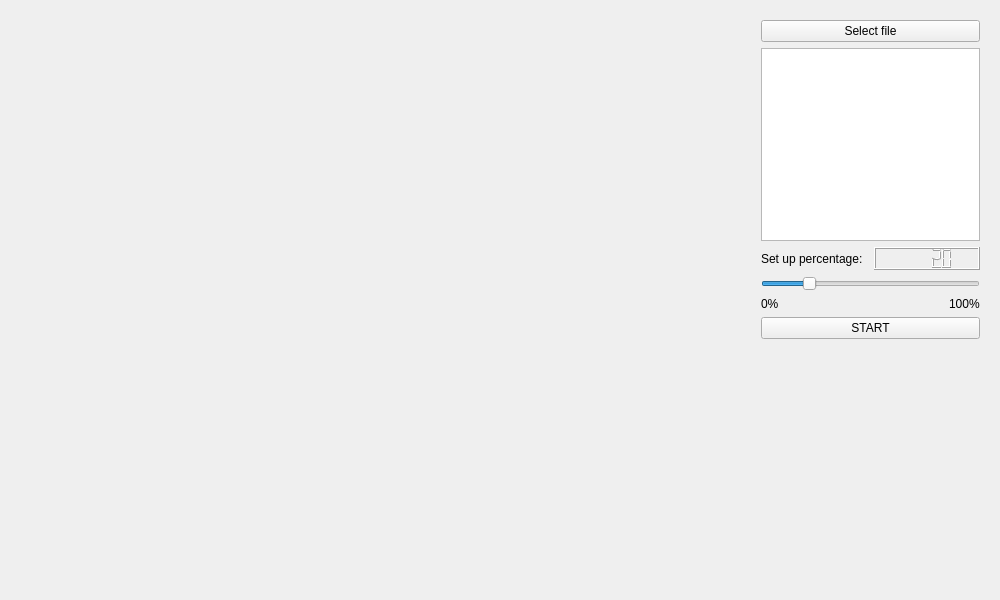
Before: the Qt Designer form qt/plagiarism/mainwindow.ui in hamza95525/plagiarismDetection, drawn with Qt 5.
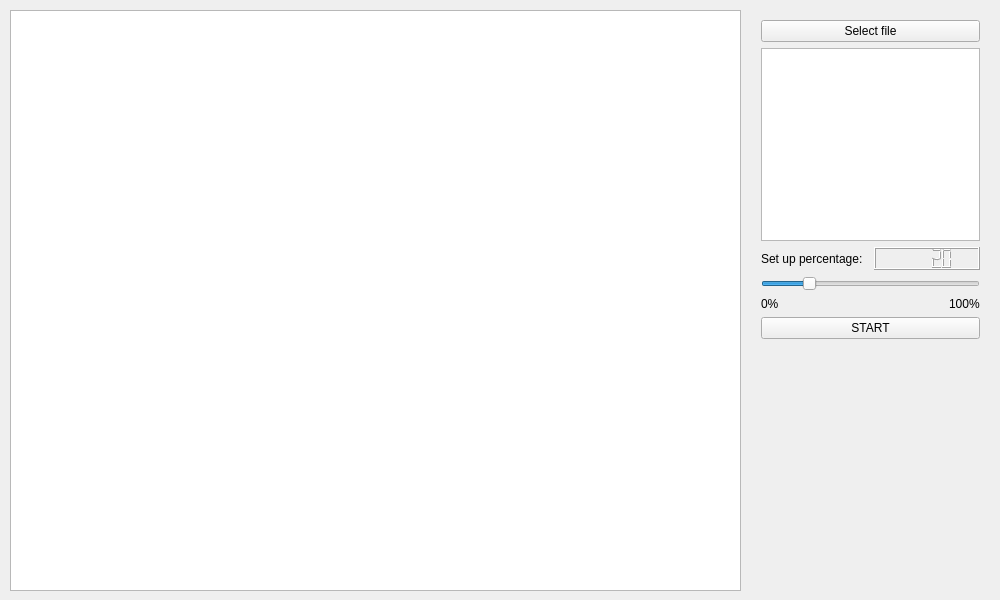
After: the same form once the commit is applied.

Commit message: Modifying ui by adding table widget

```diff
--- a/qt/plagiarism/mainwindow.ui
+++ b/qt/plagiarism/mainwindow.ui
@@ -14,17 +14,6 @@
    <string>Is it stolen?</string>
   </property>
   <widget class="QWidget" name="centralWidget">
-   <widget class="QWidget" name="gridLayoutWidget">
-    <property name="geometry">
-     <rect>
-      <x>9</x>
-      <y>9</y>
-      <width>731</width>
-      <height>581</height>
-     </rect>
-    </property>
-    <layout class="QGridLayout" name="gridLayout"/>
-   </widget>
    <widget class="QWidget" name="verticalLayoutWidget">
     <property name="geometry">
      <rect>
@@ -106,6 +95,16 @@
      </item>
     </layout>
    </widget>
+   <widget class="QTableWidget" name="tableWidget">
+    <property name="geometry">
+     <rect>
+      <x>10</x>
+      <y>10</y>
+      <width>731</width>
+      <height>581</height>
+     </rect>
+    </property>
+   </widget>
   </widget>
  </widget>
  <layoutdefault spacing="6" margin="11"/>
```
The commit also changes 1 other file.
